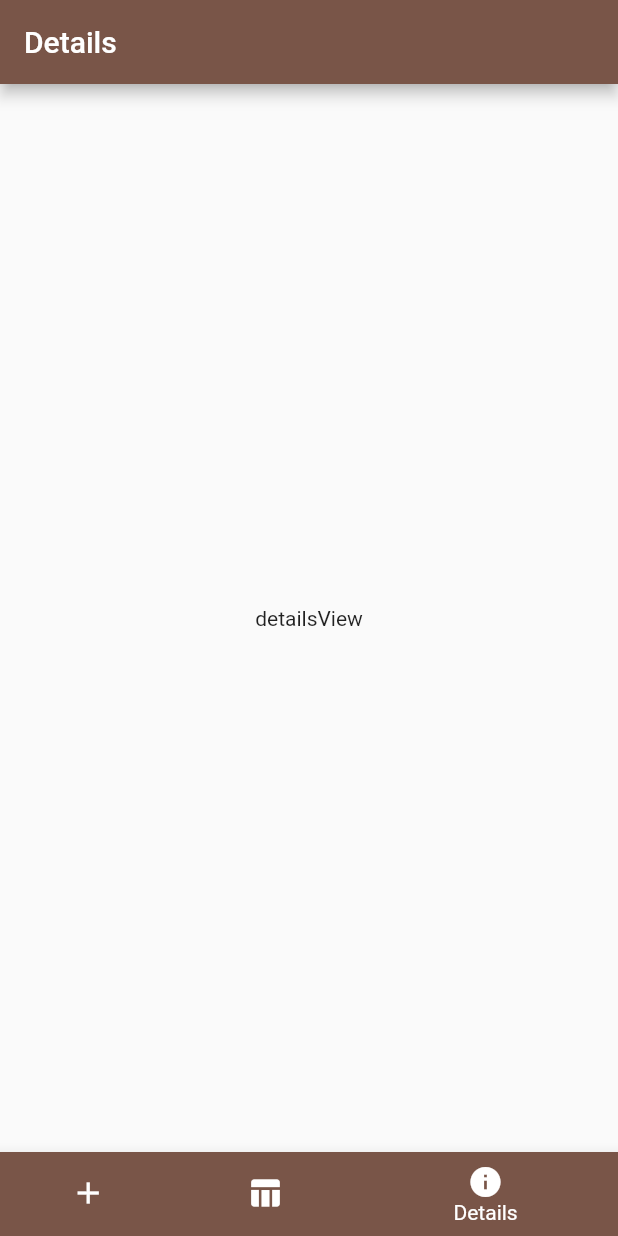
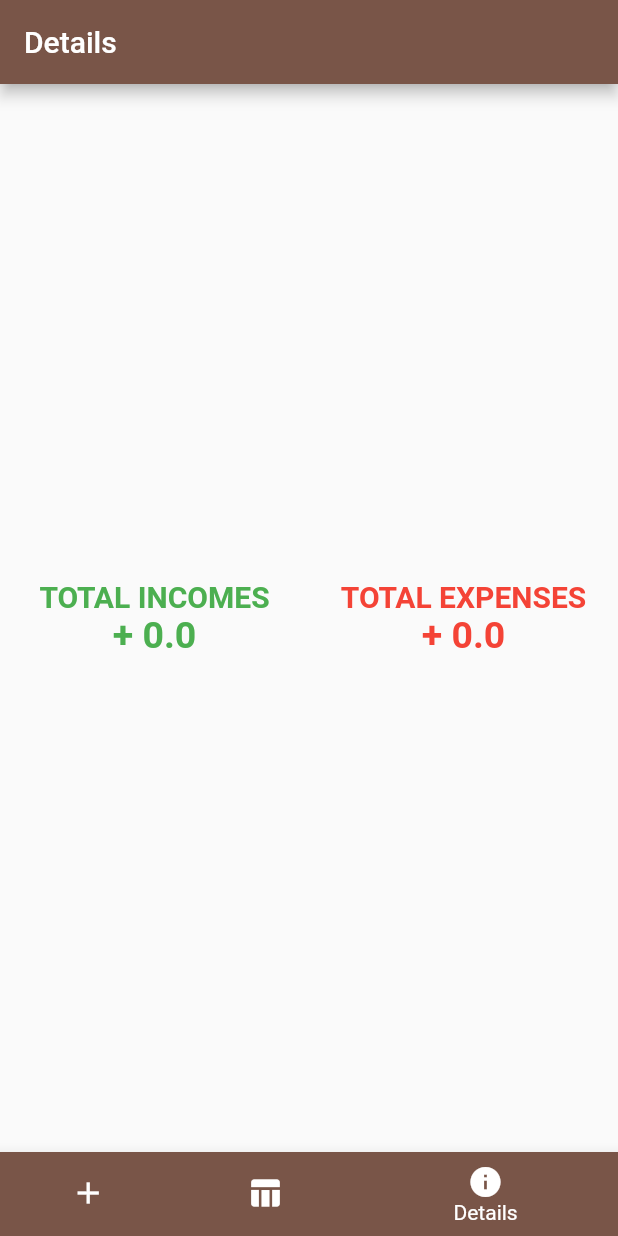
Before and after one commit to nejdetkadir/flutter-budget-calculator, a Flutter app: the screen it shows after launch, item 3 of the bottom bar chosen, on a phone screen of 412 x 824 dp. Run offline on Flutter 3.47's test engine with Material 2 defaults, Android fonts, the phone set to English and light mode, and no system bars.

Commit message:
Show details about budget in details

```diff
--- a/lib/main.dart
+++ b/lib/main.dart
@@ -1,6 +1,7 @@
 import 'package:flutter/material.dart';
 import 'package:budget_calculator/view/data-table.dart';
 import 'package:budget_calculator/view/create.dart';
+import 'package:budget_calculator/view/details.dart';
 import 'package:budget_calculator/model/record.dart';
 
 void main() {
@@ -20,6 +21,18 @@ class MyApp extends StatelessWidget {
 
 class MyHomePage extends StatefulWidget {
   static List<Record> listData = [];
+  static List<double> data = [0, 0];
+
+  static calculateData() {
+    data = [0, 0];
+    MyHomePage.listData.forEach((element) {
+      if (element.type[0] == "+") {
+        MyHomePage.data[0] += element.amount;
+      } else {
+        MyHomePage.data[1] += element.amount;
+      }
+    });
+  }
 
   @override
   _MyHomePageState createState() => _MyHomePageState();
@@ -34,7 +47,7 @@ class _MyHomePageState extends State<MyHomePage> {
   @override
   void initState() {
     super.initState();
-    pages = [CreateView(), DataTableView(), detailsView()];
+    pages = [CreateView(), DataTableView(), DetailsView()];
     colors = [Colors.green, Colors.yellow.shade900, Colors.brown];
     titles = ["Create", "Data Table", "Details"];
   }
@@ -69,15 +82,10 @@ class _MyHomePageState extends State<MyHomePage> {
         onTap: (value) {
           setState(() {
             currentIndex = value;
+            MyHomePage.calculateData();
           });
         },
       ),
     );
   }
-
-  detailsView() {
-    return Center(
-      child: Text("detailsView"),
-    );
-  }
 }
--- a/lib/view/create.dart
+++ b/lib/view/create.dart
@@ -128,6 +128,7 @@ class _CreateView extends State<CreateView> {
                         selectedType = "+ (income)";
                         descriptionController.text = "";
                         amountController.text = "";
+                        MyHomePage.calculateData();
                       });
                     }
                   },
--- a/lib/view/data-table.dart
+++ b/lib/view/data-table.dart
@@ -19,6 +19,7 @@ class _DataTableView extends State<DataTableView> {
               onDismissed: (direction) {
                 setState(() {
                   MyHomePage.listData.removeAt(index);
+                  MyHomePage.calculateData();
                 });
               },
               direction: DismissDirection.startToEnd,
--- /dev/null
+++ b/lib/view/details.dart
@@ -0,0 +1,74 @@
+import 'package:flutter/material.dart';
+import 'package:budget_calculator/main.dart';
+
+class DetailsView extends StatefulWidget {
+  @override
+  State<StatefulWidget> createState() => _DetailsView();
+}
+
+class _DetailsView extends State<DetailsView> {
+  double totalIncome = 0;
+  double totalExpense = 0;
+
+  @override
+  Widget build(BuildContext context) {
+    return Center(
+      child: Row(
+        crossAxisAlignment: CrossAxisAlignment.center,
+        mainAxisAlignment: MainAxisAlignment.center,
+        children: [
+          Expanded(
+            child: Container(
+              alignment: Alignment.center,
+              margin: EdgeInsets.symmetric(horizontal: 10),
+              child: Column(
+                mainAxisAlignment: MainAxisAlignment.center,
+                children: [
+                  Text(
+                    "TOTAL INCOMES",
+                    style: TextStyle(
+                        fontWeight: FontWeight.bold,
+                        fontSize: 20,
+                        color: Colors.green),
+                  ),
+                  Text(
+                    "+ ${MyHomePage.data[0]}",
+                    style: TextStyle(
+                        fontWeight: FontWeight.bold,
+                        fontSize: 25,
+                        color: Colors.green),
+                  )
+                ],
+              ),
+            ),
+          ),
+          Expanded(
+            child: Container(
+              alignment: Alignment.center,
+              margin: EdgeInsets.symmetric(horizontal: 10),
+              child: Column(
+                mainAxisAlignment: MainAxisAlignment.center,
+                children: [
+                  Text(
+                    "TOTAL EXPENSES",
+                    style: TextStyle(
+                        fontWeight: FontWeight.bold,
+                        fontSize: 20,
+                        color: Colors.red),
+                  ),
+                  Text(
+                    "+ ${MyHomePage.data[1]}",
+                    style: TextStyle(
+                        fontWeight: FontWeight.bold,
+                        fontSize: 25,
+                        color: Colors.red),
+                  )
+                ],
+              ),
+            ),
+          ),
+        ],
+      ),
+    );
+  }
+}
```
